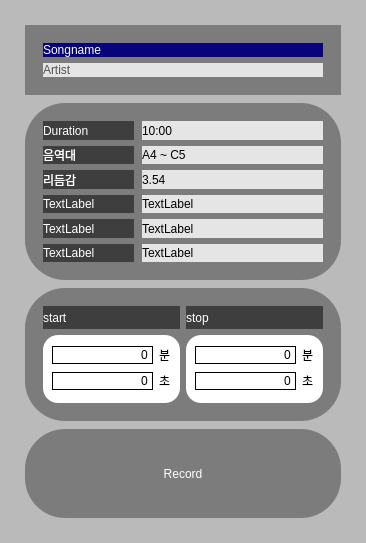
This is UI/uiFiles/SongInfo.ui in Hperigee/vocalMaximum as Qt 5 draws it before an edit. The edited form follows.
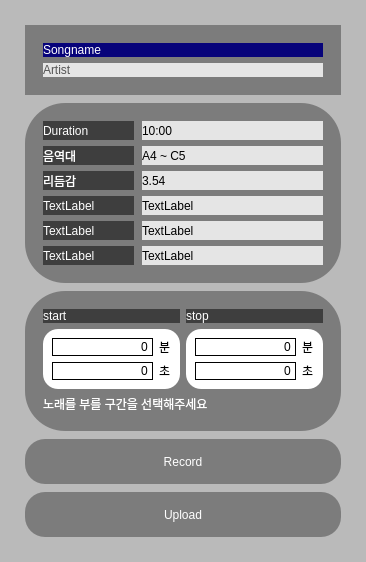
This is the edited form.

Diff of the .ui file:
```diff
--- a/UI/uiFiles/SongInfo.ui
+++ b/UI/uiFiles/SongInfo.ui
@@ -7,7 +7,7 @@
     <x>0</x>
     <y>0</y>
     <width>366</width>
-    <height>543</height>
+    <height>562</height>
    </rect>
   </property>
   <property name="sizePolicy">
@@ -622,6 +622,17 @@
         </property>
        </widget>
       </item>
+      <item row="2" column="0" colspan="2">
+       <widget class="QLabel" name="label_12">
+        <property name="styleSheet">
+         <string notr="true">font: 10pt &quot;Noto Sans KR&quot;;
+color:white;</string>
+        </property>
+        <property name="text">
+         <string>노래를 부를 구간을 선택해주세요</string>
+        </property>
+       </widget>
+      </item>
      </layout>
     </widget>
    </item>
@@ -630,7 +641,7 @@
      <property name="sizePolicy">
       <sizepolicy hsizetype="Minimum" vsizetype="Preferred">
        <horstretch>0</horstretch>
-       <verstretch>4</verstretch>
+       <verstretch>2</verstretch>
       </sizepolicy>
      </property>
      <property name="styleSheet">
@@ -640,7 +651,7 @@
 
 QPushButton {
                         background-color: white;
-                        border-radius: 40px;
+                        border-radius: 20px;
 						background-color:rgb(124, 124, 124);
 						font: 20pt &quot;Noto Sans KR&quot;;
 						color: white;
@@ -660,6 +671,41 @@
      </property>
     </widget>
    </item>
+   <item>
+    <widget class="QPushButton" name="UploadButton">
+     <property name="sizePolicy">
+      <sizepolicy hsizetype="Minimum" vsizetype="Preferred">
+       <horstretch>0</horstretch>
+       <verstretch>2</verstretch>
+      </sizepolicy>
+     </property>
+     <property name="styleSheet">
+      <string notr="true">
+
+
+
+QPushButton {
+                        background-color: white;
+                        border-radius: 20px;
+						background-color:rgb(124, 124, 124);
+						font: 20pt &quot;Noto Sans KR&quot;;
+						color: white;
+                        }
+
+                    QPushButton:hover {
+                        background-color: rgb(171, 171, 171);
+                        }
+
+                    QPushButton:pressed {
+                        background-color: rgb(63, 63, 63);
+                        }
+	</string>
+     </property>
+     <property name="text">
+      <string>Upload</string>
+     </property>
+    </widget>
+   </item>
   </layout>
  </widget>
  <resources/>
```
Left out of the diff: 180 changed lines with no effect on the pictures.
